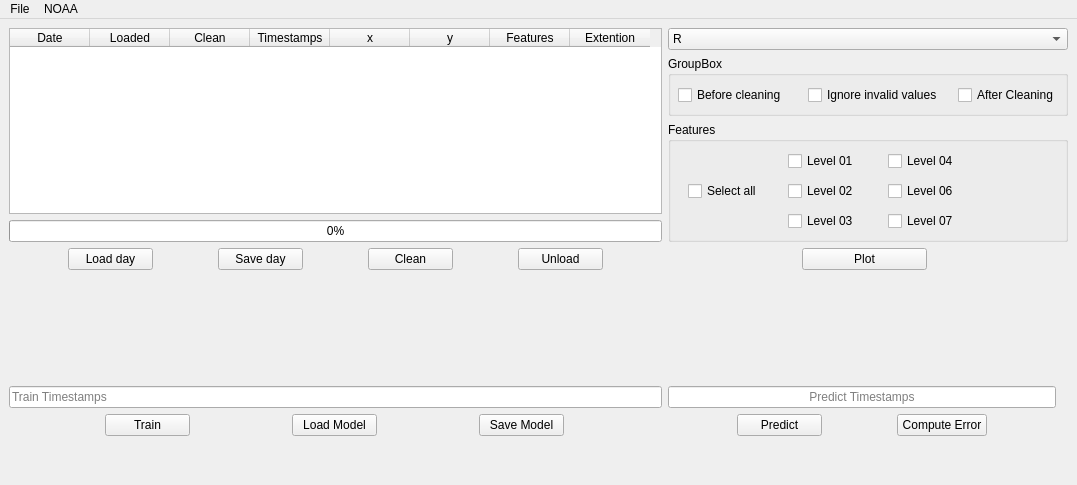
This is ui/gui.ui in danielt556/UCast as Qt 5 draws it before an edit. The edited form follows.
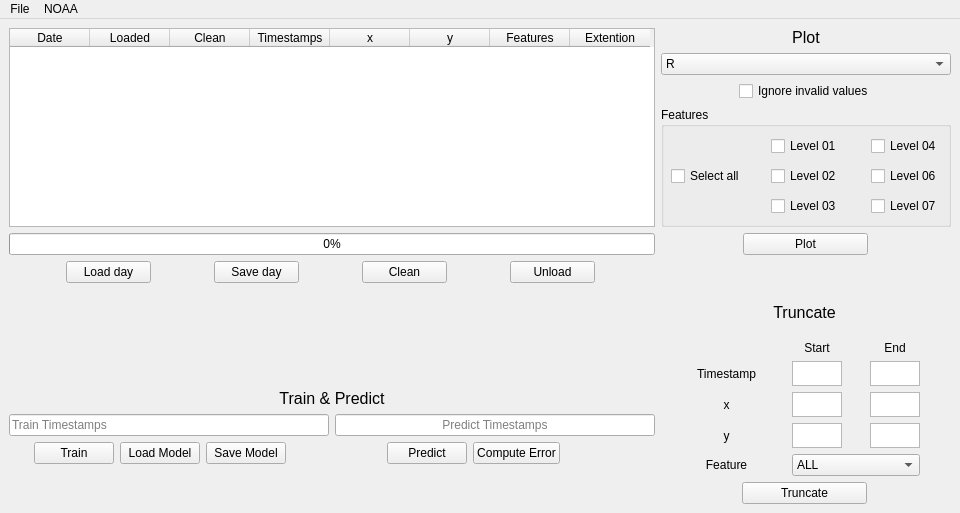
This is the edited form. Icons and pictures are not drawn.

Patch:
```diff
--- a/ui/gui.ui
+++ b/ui/gui.ui
@@ -9,8 +9,8 @@
    <rect>
     <x>0</x>
     <y>0</y>
-    <width>1077</width>
-    <height>485</height>
+    <width>960</width>
+    <height>513</height>
    </rect>
   </property>
   <property name="windowTitle">
@@ -34,7 +34,7 @@
     <string notr="true"/>
    </property>
    <layout class="QGridLayout" name="gridLayout">
-    <item row="8" column="3">
+    <item row="5" column="3">
      <layout class="QGridLayout" name="gridLayout_5">
       <property name="leftMargin">
        <number>0</number>
@@ -42,115 +42,115 @@
       <property name="topMargin">
        <number>0</number>
       </property>
-      <item row="4" column="0">
-       <layout class="QVBoxLayout" name="PredictLayout">
+      <item row="0" column="0">
+       <layout class="QVBoxLayout" name="verticalLayout">
+        <property name="topMargin">
+         <number>0</number>
+        </property>
         <item>
-         <spacer name="verticalSpacer">
-          <property name="orientation">
-           <enum>Qt::Vertical</enum>
+         <widget class="QTableWidget" name="tableFiles">
+          <property name="horizontalScrollBarPolicy">
+           <enum>Qt::ScrollBarAsNeeded</enum>
           </property>
-          <property name="sizeHint" stdset="0">
-           <size>
-            <width>20</width>
-            <height>40</height>
-           </size>
+          <property name="sizeAdjustPolicy">
+           <enum>QAbstractScrollArea::AdjustToContents</enum>
           </property>
-         </spacer>
-        </item>
-        <item>
-         <layout class="QHBoxLayout" name="horizontalLayout_5"/>
-        </item>
-        <item>
-         <layout class="QHBoxLayout" name="horizontalLayout">
-          <property name="leftMargin">
-           <number>0</number>
+          <property name="editTriggers">
+           <set>QAbstractItemView::NoEditTriggers</set>
           </property>
-          <property name="topMargin">
+          <property name="selectionBehavior">
+           <enum>QAbstractItemView::SelectRows</enum>
+          </property>
+          <property name="rowCount">
            <number>0</number>
           </property>
-          <item>
-           <widget class="QLineEdit" name="txtTrainTimestamps">
-            <property name="minimumSize">
-             <size>
-              <width>0</width>
-              <height>0</height>
-             </size>
-            </property>
-            <property name="maximumSize">
-             <size>
-              <width>16777215</width>
-              <height>16777215</height>
-             </size>
-            </property>
-            <property name="placeholderText">
-             <string>Train Timestamps</string>
-            </property>
-           </widget>
-          </item>
-         </layout>
+          <attribute name="horizontalHeaderVisible">
+           <bool>true</bool>
+          </attribute>
+          <attribute name="horizontalHeaderDefaultSectionSize">
+           <number>80</number>
+          </attribute>
+          <attribute name="horizontalHeaderHighlightSections">
+           <bool>true</bool>
+          </attribute>
+          <column>
+           <property name="text">
+            <string>Date</string>
+           </property>
+           <property name="textAlignment">
+            <set>AlignCenter</set>
+           </property>
+          </column>
+          <column>
+           <property name="text">
+            <string>Loaded</string>
+           </property>
+           <property name="textAlignment">
+            <set>AlignCenter</set>
+           </property>
+          </column>
+          <column>
+           <property name="text">
+            <string>Clean</string>
+           </property>
+           <property name="textAlignment">
+            <set>AlignCenter</set>
+           </property>
+          </column>
+          <column>
+           <property name="text">
+            <string>Timestamps</string>
+           </property>
+           <property name="textAlignment">
+            <set>AlignCenter</set>
+           </property>
+          </column>
+          <column>
+           <property name="text">
+            <string>x</string>
+           </property>
+           <property name="textAlignment">
+            <set>AlignCenter</set>
+           </property>
+          </column>
+          <column>
+           <property name="text">
+            <string>y</string>
+           </property>
+           <property name="textAlignment">
+            <set>AlignCenter</set>
+           </property>
+          </column>
+          <column>
+           <property name="text">
+            <string>Features</string>
+           </property>
+           <property name="textAlignment">
+            <set>AlignCenter</set>
+           </property>
+          </column>
+          <column>
+           <property name="text">
+            <string>Extention</string>
+           </property>
+           <property name="textAlignment">
+            <set>AlignCenter</set>
+           </property>
+          </column>
+         </widget>
         </item>
         <item>
-         <layout class="QVBoxLayout" name="trainLayout">
-          <item>
-           <layout class="QHBoxLayout" name="horizontalLayout_3">
-            <item>
-             <widget class="QPushButton" name="btnTrain">
-              <property name="maximumSize">
-               <size>
-                <width>85</width>
-                <height>25</height>
-               </size>
-              </property>
-              <property name="text">
-               <string>Train</string>
-              </property>
-             </widget>
-            </item>
-            <item>
-             <widget class="QPushButton" name="btnLoadModel">
-              <property name="maximumSize">
-               <size>
-                <width>85</width>
-                <height>25</height>
-               </size>
-              </property>
-              <property name="text">
-               <string>Load Model</string>
-              </property>
-             </widget>
-            </item>
-            <item>
-             <widget class="QPushButton" name="btnSaveModel">
-              <property name="maximumSize">
-               <size>
-                <width>85</width>
-                <height>25</height>
-               </size>
-              </property>
-              <property name="text">
-               <string>Save Model</string>
-              </property>
-             </widget>
-            </item>
-           </layout>
-          </item>
-         </layout>
-        </item>
-        <item>
-         <spacer name="verticalSpacer_2">
-          <property name="orientation">
-           <enum>Qt::Vertical</enum>
+         <widget class="QProgressBar" name="progressBar">
+          <property name="enabled">
+           <bool>true</bool>
           </property>
-          <property name="sizeType">
-           <enum>QSizePolicy::Maximum</enum>
+          <property name="maximum">
+           <number>100</number>
           </property>
-          <property name="sizeHint" stdset="0">
-           <size>
-            <width>20</width>
-            <height>40</height>
-           </size>
+          <property name="value">
+           <number>0</number>
           </property>
-         </spacer>
+         </widget>
         </item>
        </layout>
       </item>
@@ -168,64 +168,6 @@
            <enum>QLayout::SetMinimumSize</enum>
           </property>
           <item row="1" column="0">
-           <widget class="QGroupBox" name="groupBox">
-            <property name="minimumSize">
-             <size>
-              <width>400</width>
-              <height>60</height>
-             </size>
-            </property>
-            <property name="maximumSize">
-             <size>
-              <width>400</width>
-              <height>16777215</height>
-             </size>
-            </property>
-            <property name="title">
-             <string>GroupBox</string>
-            </property>
-            <widget class="QCheckBox" name="cbBefore">
-             <property name="geometry">
-              <rect>
-               <x>10</x>
-               <y>30</y>
-               <width>132</width>
-               <height>18</height>
-              </rect>
-             </property>
-             <property name="text">
-              <string>Before cleaning</string>
-             </property>
-            </widget>
-            <widget class="QCheckBox" name="cbIgnore">
-             <property name="geometry">
-              <rect>
-               <x>140</x>
-               <y>30</y>
-               <width>132</width>
-               <height>18</height>
-              </rect>
-             </property>
-             <property name="text">
-              <string>Ignore invalid values</string>
-             </property>
-            </widget>
-            <widget class="QCheckBox" name="cbAfter">
-             <property name="geometry">
-              <rect>
-               <x>290</x>
-               <y>30</y>
-               <width>100</width>
-               <height>18</height>
-              </rect>
-             </property>
-             <property name="text">
-              <string>After Cleaning</string>
-             </property>
-            </widget>
-           </widget>
-          </item>
-          <item row="0" column="0">
            <widget class="QComboBox" name="ddFeature">
             <property name="currentText">
              <string>R</string>
@@ -247,14 +189,51 @@
             </item>
            </widget>
           </item>
-          <item row="2" column="0" rowspan="2">
+          <item row="2" column="0">
+           <layout class="QHBoxLayout" name="horizontalLayout_7">
+            <item>
+             <spacer name="horizontalSpacer">
+              <property name="orientation">
+               <enum>Qt::Horizontal</enum>
+              </property>
+              <property name="sizeHint" stdset="0">
+               <size>
+                <width>40</width>
+                <height>20</height>
+               </size>
+              </property>
+             </spacer>
+            </item>
+            <item>
+             <widget class="QCheckBox" name="cbIgnore">
+              <property name="text">
+               <string>Ignore invalid values</string>
+              </property>
+             </widget>
+            </item>
+            <item>
+             <spacer name="horizontalSpacer_2">
+              <property name="orientation">
+               <enum>Qt::Horizontal</enum>
+              </property>
+              <property name="sizeHint" stdset="0">
+               <size>
+                <width>40</width>
+                <height>20</height>
+               </size>
+              </property>
+             </spacer>
+            </item>
+           </layout>
+          </item>
+          <item row="4" column="0" rowspan="2">
            <widget class="QGroupBox" name="gbFeatures">
             <property name="enabled">
              <bool>true</bool>
             </property>
             <property name="minimumSize">
              <size>
-              <width>0</width>
+              <width>290</width>
               <height>120</height>
              </size>
             </property>
@@ -273,7 +252,7 @@
              </property>
              <property name="geometry">
               <rect>
-               <x>120</x>
+               <x>110</x>
                <y>30</y>
                <width>76</width>
                <height>18</height>
@@ -286,7 +265,7 @@
             <widget class="QCheckBox" name="cbLevel2">
              <property name="geometry">
               <rect>
-               <x>120</x>
+               <x>110</x>
                <y>60</y>
                <width>76</width>
                <height>18</height>
@@ -299,7 +278,7 @@
             <widget class="QCheckBox" name="cbLevel3">
              <property name="geometry">
               <rect>
-               <x>120</x>
+               <x>110</x>
                <y>90</y>
                <width>76</width>
                <height>18</height>
@@ -312,7 +291,7 @@
             <widget class="QCheckBox" name="cbLevel4">
              <property name="geometry">
               <rect>
-               <x>220</x>
+               <x>210</x>
                <y>30</y>
                <width>76</width>
                <height>18</height>
@@ -325,7 +304,7 @@
             <widget class="QCheckBox" name="cbLevel6">
              <property name="geometry">
               <rect>
-               <x>220</x>
+               <x>210</x>
                <y>60</y>
                <width>76</width>
                <height>18</height>
@@ -338,7 +317,7 @@
             <widget class="QCheckBox" name="cbLevel7">
              <property name="geometry">
               <rect>
-               <x>220</x>
+               <x>210</x>
                <y>90</y>
                <width>76</width>
                <height>18</height>
@@ -351,7 +330,7 @@
             <widget class="QCheckBox" name="cbSelectAll">
              <property name="geometry">
               <rect>
-               <x>20</x>
+               <x>10</x>
                <y>60</y>
                <width>76</width>
                <height>18</height>
@@ -363,93 +342,102 @@
             </widget>
            </widget>
           </item>
+          <item row="0" column="0">
+           <widget class="QLabel" name="label_4">
+            <property name="font">
+             <font>
+              <pointsize>12</pointsize>
+             </font>
+            </property>
+            <property name="text">
+             <string>Plot</string>
+            </property>
+            <property name="alignment">
+             <set>Qt::AlignCenter</set>
+            </property>
+           </widget>
+          </item>
+         </layout>
+        </item>
+        <item row="2" column="0">
+         <layout class="QHBoxLayout" name="horizontalLayout_4">
+          <item>
+           <widget class="QPushButton" name="btnPlot">
+            <property name="maximumSize">
+             <size>
+              <width>125</width>
+              <height>25</height>
+             </size>
+            </property>
+            <property name="text">
+             <string>Plot</string>
+            </property>
+           </widget>
+          </item>
          </layout>
         </item>
        </layout>
       </item>
-      <item row="2" column="1" colspan="2">
-       <layout class="QHBoxLayout" name="horizontalLayout_4">
+      <item row="4" column="0">
+       <layout class="QVBoxLayout" name="PredictLayout">
         <item>
-         <widget class="QPushButton" name="btnPlot">
-          <property name="maximumSize">
+         <spacer name="verticalSpacer">
+          <property name="orientation">
+           <enum>Qt::Vertical</enum>
+          </property>
+          <property name="sizeHint" stdset="0">
            <size>
-            <width>125</width>
-            <height>25</height>
+            <width>20</width>
+            <height>40</height>
            </size>
+          </property>
+         </spacer>
+        </item>
+        <item>
+         <widget class="QLabel" name="label_5">
+          <property name="font">
+           <font>
+            <pointsize>12</pointsize>
+           </font>
           </property>
           <property name="text">
-           <string>Plot</string>
+           <string>Train &amp; Predict</string>
+          </property>
+          <property name="alignment">
+           <set>Qt::AlignCenter</set>
           </property>
          </widget>
         </item>
-       </layout>
-      </item>
-      <item row="4" column="1">
-       <layout class="QGridLayout" name="gridLayout_6">
-        <item row="6" column="0">
-         <spacer name="verticalSpacer_3">
-          <property name="orientation">
-           <enum>Qt::Vertical</enum>
-          </property>
-          <property name="sizeType">
-           <enum>QSizePolicy::Maximum</enum>
-          </property>
-          <property name="sizeHint" stdset="0">
-           <size>
-            <width>20</width>
-            <height>40</height>
-           </size>
-          </property>
-         </spacer>
+        <item>
+         <layout class="QHBoxLayout" name="horizontalLayout_5"/>
         </item>
-        <item row="5" column="0">
-         <layout class="QHBoxLayout" name="horizontalLayout_2">
-          <item>
-           <widget class="QPushButton" name="btnPredict">
-            <property name="maximumSize">
-             <size>
-              <width>85</width>
-              <height>25</height>
-             </size>
-            </property>
-            <property name="text">
-             <string>Predict</string>
-            </property>
-           </widget>
-          </item>
-          <item>
-           <widget class="QPushButton" name="btnComputeError">
-            <property name="maximumSize">
-             <size>
-              <width>90</width>
-              <height>25</height>
-             </size>
-            </property>
-            <property name="text">
-             <string>Compute Error</string>
-            </property>
-           </widget>
-          </item>
-         </layout>
-        </item>
-        <item row="0" column="0">
-         <spacer name="verticalSpacer_4">
-          <property name="orientation">
-           <enum>Qt::Vertical</enum>
+        <item>
+         <layout class="QHBoxLayout" name="horizontalLayout">
+          <property name="leftMargin">
+           <number>0</number>
           </property>
-          <property name="sizeHint" stdset="0">
-           <size>
-            <width>20</width>
-            <height>40</height>
-           </size>
-          </property>
-         </spacer>
-        </item>
-        <item row="1" column="0">
-         <layout class="QHBoxLayout" name="horizontalLayout_6">
           <property name="topMargin">
            <number>0</number>
           </property>
+          <item>
+           <widget class="QLineEdit" name="txtTrainTimestamps">
+            <property name="minimumSize">
+             <size>
+              <width>0</width>
+              <height>0</height>
+             </size>
+            </property>
+            <property name="maximumSize">
+             <size>
+              <width>16777215</width>
+              <height>16777215</height>
+             </size>
+            </property>
+            <property name="placeholderText">
+             <string>Train Timestamps</string>
+            </property>
+           </widget>
+          </item>
           <item>
            <widget class="QLineEdit" name="txtPredictTimestamps">
             <property name="minimumSize">
@@ -474,117 +462,136 @@
           </item>
          </layout>
         </item>
-       </layout>
-      </item>
-      <item row="0" column="0">
-       <layout class="QVBoxLayout" name="verticalLayout">
-        <property name="topMargin">
-         <number>0</number>
-        </property>
         <item>
-         <widget class="QTableWidget" name="tableFiles">
-          <property name="horizontalScrollBarPolicy">
-           <enum>Qt::ScrollBarAsNeeded</enum>
-          </property>
-          <property name="sizeAdjustPolicy">
-           <enum>QAbstractScrollArea::AdjustToContents</enum>
-          </property>
-          <property name="editTriggers">
-           <set>QAbstractItemView::NoEditTriggers</set>
-          </property>
-          <property name="selectionBehavior">
-           <enum>QAbstractItemView::SelectRows</enum>
-          </property>
-          <property name="rowCount">
-           <number>0</number>
-          </property>
-          <attribute name="horizontalHeaderVisible">
-           <bool>true</bool>
-          </attribute>
-          <attribute name="horizontalHeaderDefaultSectionSize">
-           <number>80</number>
-          </attribute>
-          <attribute name="horizontalHeaderHighlightSections">
-           <bool>true</bool>
-          </attribute>
-          <column>
-           <property name="text">
-            <string>Date</string>
-           </property>
-           <property name="textAlignment">
-            <set>AlignCenter</set>
-           </property>
-          </column>
-          <column>
-           <property name="text">
-            <string>Loaded</string>
-           </property>
-           <property name="textAlignment">
-            <set>AlignCenter</set>
-           </property>
-          </column>
-          <column>
-           <property name="text">
-            <string>Clean</string>
-           </property>
-           <property name="textAlignment">
-            <set>AlignCenter</set>
-           </property>
-          </column>
-          <column>
-           <property name="text">
-            <string>Timestamps</string>
-           </property>
-           <property name="textAlignment">
-            <set>AlignCenter</set>
-           </property>
-          </column>
-          <column>
-           <property name="text">
-            <string>x</string>
-           </property>
-           <property name="textAlignment">
-            <set>AlignCenter</set>
-           </property>
-          </column>
-          <column>
-           <property name="text">
-            <string>y</string>
-           </property>
-           <property name="textAlignment">
-            <set>AlignCenter</set>
-           </property>
-          </column>
-          <column>
-           <property name="text">
-            <string>Features</string>
-           </property>
-           <property name="textAlignment">
-            <set>AlignCenter</set>
-           </property>
-          </column>
-          <column>
-           <property name="text">
-            <string>Extention</string>
-           </property>
-           <property name="textAlignment">
-            <set>AlignCenter</set>
-           </property>
-          </column>
-         </widget>
+         <layout class="QVBoxLayout" name="trainLayout">
+          <item>
+           <layout class="QHBoxLayout" name="horizontalLayout_3">
+            <item>
+             <spacer name="horizontalSpacer_5">
+              <property name="orientation">
+               <enum>Qt::Horizontal</enum>
+              </property>
+              <property name="sizeType">
+               <enum>QSizePolicy::Maximum</enum>
+              </property>
+              <property name="sizeHint" stdset="0">
+               <size>
+                <width>25</width>
+                <height>20</height>
+               </size>
+              </property>
+             </spacer>
+            </item>
+            <item>
+             <widget class="QPushButton" name="btnTrain">
+              <property name="maximumSize">
+               <size>
+                <width>85</width>
+                <height>25</height>
+               </size>
+              </property>
+              <property name="text">
+               <string>Train</string>
+              </property>
+             </widget>
+            </item>
+            <item>
+             <widget class="QPushButton" name="btnLoadModel">
+              <property name="maximumSize">
+               <size>
+                <width>85</width>
+                <height>25</height>
+               </size>
+              </property>
+              <property name="text">
+               <string>Load Model</string>
+              </property>
+             </widget>
+            </item>
+            <item>
+             <widget class="QPushButton" name="btnSaveModel">
+              <property name="maximumSize">
+               <size>
+                <width>85</width>
+                <height>25</height>
+               </size>
+              </property>
+              <property name="text">
+               <string>Save Model</string>
+              </property>
+             </widget>
+            </item>
+            <item>
+             <spacer name="horizontalSpacer_3">
+              <property name="orientation">
+               <enum>Qt::Horizontal</enum>
+              </property>
+              <property name="sizeHint" stdset="0">
+               <size>
+                <width>40</width>
+                <height>20</height>
+               </size>
+              </property>
+             </spacer>
+            </item>
+            <item>
+             <widget class="QPushButton" name="btnPredict">
+              <property name="maximumSize">
+               <size>
+                <width>85</width>
+                <height>25</height>
+               </size>
+              </property>
+              <property name="text">
+               <string>Predict</string>
+              </property>
+             </widget>
+            </item>
+            <item>
+             <widget class="QPushButton" name="btnComputeError">
+              <property name="maximumSize">
+               <size>
+                <width>90</width>
+                <height>25</height>
+               </size>
+              </property>
+              <property name="text">
+               <string>Compute Error</string>
+              </property>
+             </widget>
+            </item>
+            <item>
+             <spacer name="horizontalSpacer_4">
+              <property name="orientation">
+               <enum>Qt::Horizontal</enum>
+              </property>
+              <property name="sizeHint" stdset="0">
+               <size>
+                <width>40</width>
+                <height>20</height>
+               </size>
+              </property>
+             </spacer>
+            </item>
+           </layout>
+          </item>
+         </layout>
         </item>
         <item>
-         <widget class="QProgressBar" name="progressBar">
-          <property name="enabled">
-           <bool>true</bool>
+         <spacer name="verticalSpacer_2">
+          <property name="orientation">
+           <enum>Qt::Vertical</enum>
           </property>
-          <property name="maximum">
-           <number>100</number>
+          <property name="sizeType">
+           <enum>QSizePolicy::Maximum</enum>
           </property>
-          <property name="value">
-           <number>0</number>
+          <property name="sizeHint" stdset="0">
+           <size>
+            <width>20</width>
+            <height>40</height>
+           </size>
           </property>
-         </widget>
+         </spacer>
         </item>
        </layout>
       </item>
@@ -659,6 +666,251 @@
         </item>
        </layout>
       </item>
+      <item row="4" column="1" colspan="3">
+       <layout class="QGridLayout" name="gridLayout_6" rowstretch="0,0,0,0,0,0,0,0">
+        <property name="sizeConstraint">
+         <enum>QLayout::SetMinimumSize</enum>
+        </property>
+        <property name="topMargin">
+         <number>0</number>
+        </property>
+        <property name="horizontalSpacing">
+         <number>0</number>
+        </property>
+        <item row="5" column="0">
+         <widget class="QLabel" name="label_10">
+          <property name="maximumSize">
+           <size>
+            <width>75</width>
+            <height>16777215</height>
+           </size>
+          </property>
+          <property name="text">
+           <string>y</string>
+          </property>
+          <property name="alignment">
+           <set>Qt::AlignCenter</set>
+          </property>
+         </widget>
+        </item>
+        <item row="3" column="2">
+         <widget class="QTextEdit" name="txtTimestampEnd">
+          <property name="maximumSize">
+           <size>
+            <width>50</width>
+            <height>25</height>
+           </size>
+          </property>
+         </widget>
+        </item>
+        <item row="4" column="2">
+         <widget class="QTextEdit" name="txtXEnd">
+          <property name="maximumSize">
+           <size>
+            <width>50</width>
+            <height>25</height>
+           </size>
+          </property>
+          <property name="inputMethodHints">
+           <set>Qt::ImhDigitsOnly</set>
+          </property>
+         </widget>
+        </item>
+        <item row="2" column="2">
+         <widget class="QLabel" name="label_3">
+          <property name="text">
+           <string>End</string>
+          </property>
+          <property name="alignment">
+           <set>Qt::AlignCenter</set>
+          </property>
+         </widget>
+        </item>
+        <item row="1" column="0" colspan="3">
+         <widget class="QLabel" name="label">
+          <property name="sizePolicy">
+           <sizepolicy hsizetype="Expanding" vsizetype="Expanding">
+            <horstretch>0</horstretch>
+            <verstretch>0</verstretch>
+           </sizepolicy>
+          </property>
+          <property name="font">
+           <font>
+            <pointsize>12</pointsize>
+           </font>
+          </property>
+          <property name="text">
+           <string>Truncate</string>
+          </property>
+          <property name="alignment">
+           <set>Qt::AlignCenter</set>
+          </property>
+         </widget>
+        </item>
+        <item row="5" column="2">
+         <widget class="QTextEdit" name="txtYEnd">
+          <property name="maximumSize">
+           <size>
+            <width>50</width>
+            <height>25</height>
+           </size>
+          </property>
+         </widget>
+        </item>
+        <item row="4" column="0">
+         <widget class="QLabel" name="label_9">
+          <property name="maximumSize">
+           <size>
+            <width>75</width>
+            <height>16777215</height>
+           </size>
+          </property>
+          <property name="text">
+           <string>x</string>
+          </property>
+          <property name="alignment">
+           <set>Qt::AlignCenter</set>
+          </property>
+         </widget>
+        </item>
+        <item row="3" column="0">
+         <widget class="QLabel" name="label_8">
+          <property name="maximumSize">
+           <size>
+            <width>75</width>
+            <height>16777215</height>
+           </size>
+          </property>
+          <property name="text">
+           <string>Timestamp</string>
+          </property>
+          <property name="alignment">
+           <set>Qt::AlignCenter</set>
+          </property>
+         </widget>
+        </item>
+        <item row="5" column="1">
+         <widget class="QTextEdit" name="txtYStart">
+          <property name="sizePolicy">
+           <sizepolicy hsizetype="Preferred" vsizetype="Preferred">
+            <horstretch>0</horstretch>
+            <verstretch>0</verstretch>
+           </sizepolicy>
+          </property>
+          <property name="maximumSize">
+           <size>
+            <width>50</width>
+            <height>25</height>
+           </size>
+          </property>
+         </widget>
+        </item>
+        <item row="6" column="1" colspan="2">
+         <widget class="QComboBox" name="cbTruncateFeature">
+          <item>
+           <property name="text">
+            <string>ALL</string>
+           </property>
+          </item>
+          <item>
+           <property name="text">
+            <string>R+V+VIL</string>
+           </property>
+          </item>
+         </widget>
+        </item>
+        <item row="7" column="0" colspan="3">
+         <layout class="QHBoxLayout" name="horizontalLayout_2">
+          <property name="topMargin">
+           <number>0</number>
+          </property>
+          <item>
+           <widget class="QPushButton" name="btnTruncate">
+            <property name="minimumSize">
+             <size>
+              <width>0</width>
+              <height>0</height>
+             </size>
+            </property>
+            <property name="maximumSize">
+             <size>
+              <width>125</width>
+              <height>25</height>
+             </size>
+            </property>
+            <property name="text">
+             <string>Truncate</string>
+            </property>
+           </widget>
+          </item>
+         </layout>
+        </item>
+        <item row="6" column="0">
+         <widget class="QLabel" name="label_11">
+          <property name="maximumSize">
+           <size>
+            <width>75</width>
+            <height>16777215</height>
+           </size>
+          </property>
+          <property name="text">
+           <string>Feature</string>
+          </property>
+          <property name="alignment">
+           <set>Qt::AlignCenter</set>
+          </property>
+         </widget>
+        </item>
+        <item row="2" column="1">
+         <widget class="QLabel" name="label_2">
+          <property name="maximumSize">
+           <size>
+            <width>100</width>
+            <height>16777215</height>
+           </size>
+          </property>
+          <property name="text">
+           <string>Start</string>
+          </property>
+          <property name="alignment">
+           <set>Qt::AlignCenter</set>
+          </property>
+         </widget>
+        </item>
+        <item row="4" column="1">
+         <widget class="QTextEdit" name="txtXStart">
+          <property name="sizePolicy">
+           <sizepolicy hsizetype="Preferred" vsizetype="Preferred">
+            <horstretch>0</horstretch>
+            <verstretch>0</verstretch>
+           </sizepolicy>
+          </property>
+          <property name="maximumSize">
+           <size>
+            <width>50</width>
+            <height>25</height>
+           </size>
+          </property>
+         </widget>
+        </item>
+        <item row="3" column="1">
+         <widget class="QTextEdit" name="txtTimestampStart">
+          <property name="sizePolicy">
+           <sizepolicy hsizetype="Preferred" vsizetype="Preferred">
+            <horstretch>0</horstretch>
+            <verstretch>0</verstretch>
+           </sizepolicy>
+          </property>
+          <property name="maximumSize">
+           <size>
+            <width>50</width>
+            <height>25</height>
+           </size>
+          </property>
+         </widget>
+        </item>
+       </layout>
+      </item>
      </layout>
     </item>
    </layout>
@@ -668,7 +920,7 @@
     <rect>
      <x>0</x>
      <y>0</y>
-     <width>1077</width>
+     <width>960</width>
      <height>23</height>
     </rect>
    </property>
```
